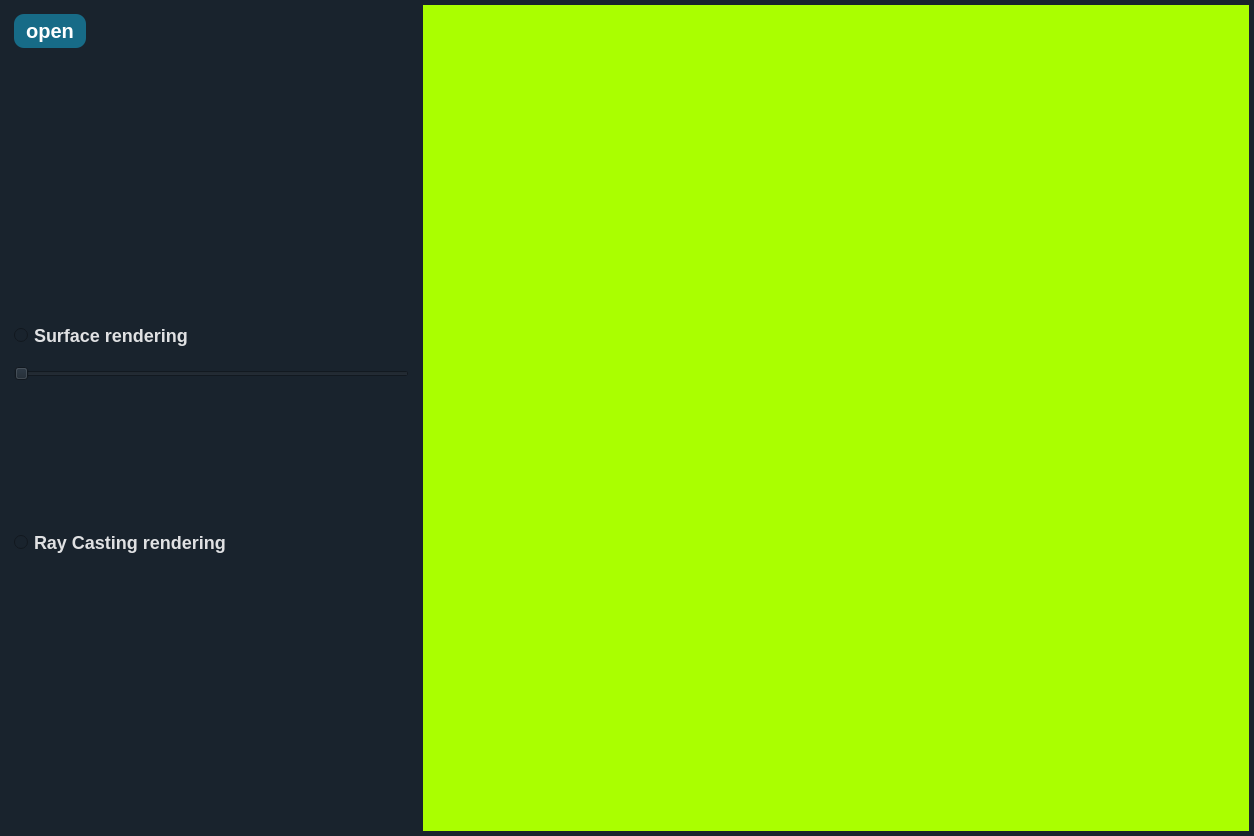
This is main.ui in omarshaban02/DICOM-Viewer as Qt 5 draws it before an edit. The edited form follows.
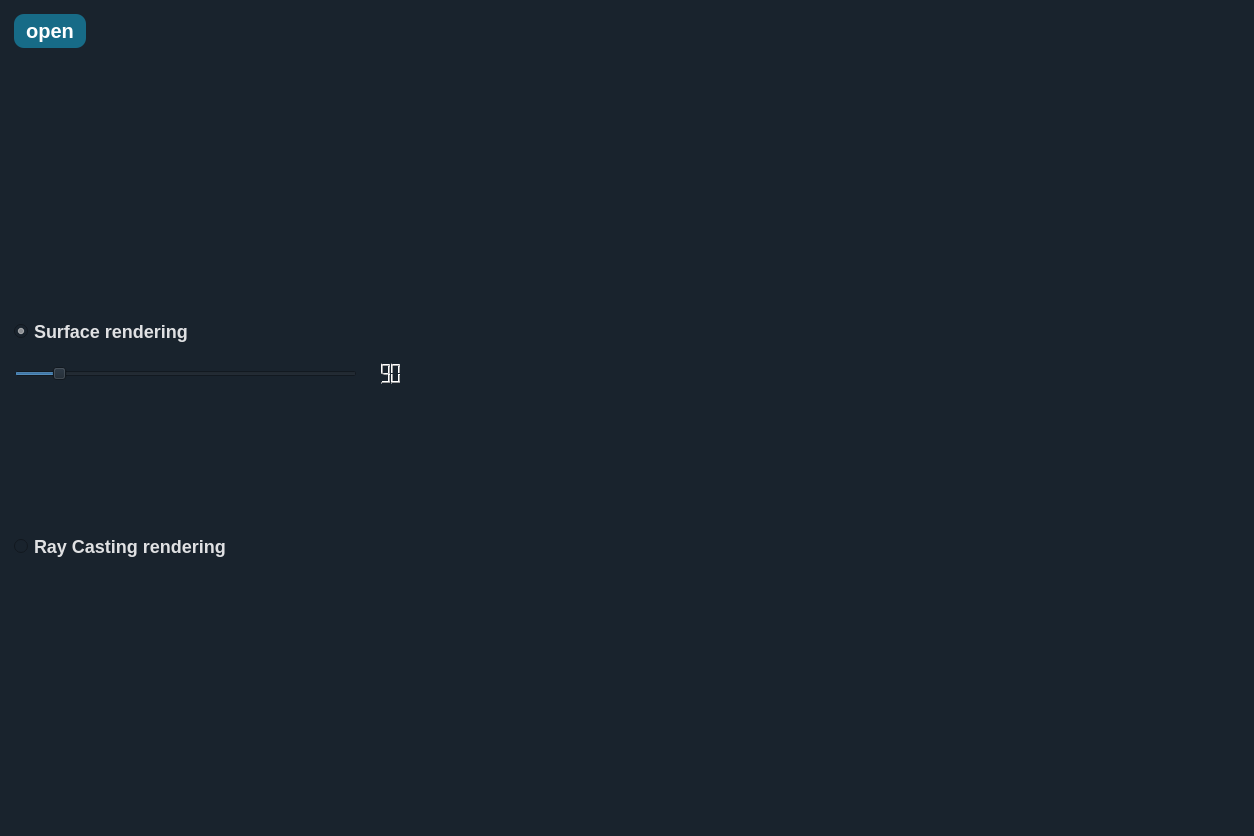
This is the edited form. Icons and pictures are not drawn.

Commit message: ASG last chages

What changed in the file:
```diff
--- a/main.ui
+++ b/main.ui
@@ -327,7 +327,9 @@
          <property name="frameShadow">
           <enum>QFrame::Raised</enum>
          </property>
-         <layout class="QVBoxLayout" name="verticalLayout_2">
+         <layout class="QGridLayout" name="gridLayout_2">
+          <item row="0" column="0">
+           <layout class="QVBoxLayout" name="verticalLayout">
           <item>
            <layout class="QHBoxLayout" name="horizontalLayout_2">
             <item>
@@ -369,15 +371,16 @@
            </spacer>
           </item>
           <item>
-           <layout class="QVBoxLayout" name="verticalLayout">
-            <item>
-             <widget class="QRadioButton" name="radioButton">
+             <widget class="QRadioButton" name="surface_rendering_radioButton">
               <property name="cursor">
                <cursorShape>PointingHandCursor</cursorShape>
               </property>
               <property name="text">
                <string>Surface rendering</string>
               </property>
+              <property name="checked">
+               <bool>true</bool>
+              </property>
              </widget>
             </item>
             <item>
@@ -397,14 +400,43 @@
              </spacer>
             </item>
             <item>
-             <widget class="QSlider" name="horizontalSlider">
+             <layout class="QHBoxLayout" name="horizontalLayout_3">
+              <item>
+               <widget class="QSlider" name="iso_slider">
               <property name="cursor">
                <cursorShape>OpenHandCursor</cursorShape>
               </property>
+                <property name="minimum">
+                 <number>10</number>
+                </property>
+                <property name="maximum">
+                 <number>700</number>
+                </property>
+                <property name="singleStep">
+                 <number>10</number>
+                </property>
+                <property name="pageStep">
+                 <number>50</number>
+                </property>
+                <property name="value">
+                 <number>90</number>
+                </property>
               <property name="orientation">
                <enum>Qt::Horizontal</enum>
               </property>
              </widget>
+              </item>
+              <item>
+               <widget class="QLCDNumber" name="lcdNumber">
+                <property name="digitCount">
+                 <number>3</number>
+                </property>
+                <property name="value" stdset="0">
+                 <double>90.000000000000000</double>
+                </property>
+               </widget>
+              </item>
+             </layout>
             </item>
             <item>
              <spacer name="verticalSpacer">
@@ -432,8 +464,6 @@
               </property>
              </widget>
             </item>
-           </layout>
-          </item>
           <item>
            <spacer name="verticalSpacer_3">
             <property name="orientation">
@@ -448,12 +478,14 @@
            </spacer>
           </item>
          </layout>
+          </item>
+         </layout>
         </widget>
        </item>
        <item>
         <widget class="QFrame" name="vtk_frame">
          <property name="styleSheet">
-          <string notr="true">background-color: rgb(170, 255, 0);</string>
+          <string notr="true"/>
          </property>
          <property name="frameShape">
           <enum>QFrame::StyledPanel</enum>
```
Left out of the diff: 21 changed lines with no effect on the pictures. Lines whose indentation alone changed are shown as unchanged. The commit also changes 1 other file.
